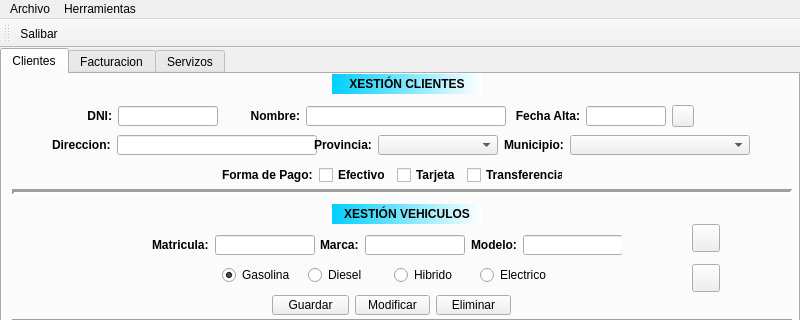
The window that QuintanaRanha/ventMain.ui (Martin-Quintana/Desenvolvemento-de-Interfaces) describes before a commit, drawn with Qt 5; both pictures show x 0 to 800 and y 0 to 320 of the 800 by 620 pixel window.
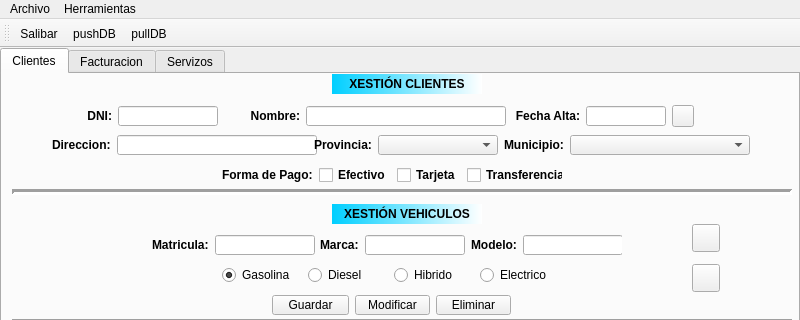
The same window after the commit. Icons and pictures are not drawn.

```diff
--- a/QuintanaRanha/ventMain.ui
+++ b/QuintanaRanha/ventMain.ui
@@ -1009,6 +1009,8 @@
     <bool>false</bool>
    </attribute>
    <addaction name="actionSalibar"/>
+   <addaction name="actionpushDB"/>
+   <addaction name="actionpullDB"/>
   </widget>
   <action name="actionSalir">
    <property name="text">
@@ -1037,6 +1039,24 @@
     <string>Restaurar Copia Seguridad</string>
    </property>
   </action>
+  <action name="actionpushDB">
+   <property name="icon">
+    <iconset>
+     <normaloff>img/pushDB.png</normaloff>img/pushDB.png</iconset>
+   </property>
+   <property name="text">
+    <string>pushDB</string>
+   </property>
+  </action>
+  <action name="actionpullDB">
+   <property name="icon">
+    <iconset>
+     <normaloff>img/pullDB.png</normaloff>img/pullDB.png</iconset>
+   </property>
+   <property name="text">
+    <string>pullDB</string>
+   </property>
+  </action>
  </widget>
  <resources/>
  <connections/>
```
